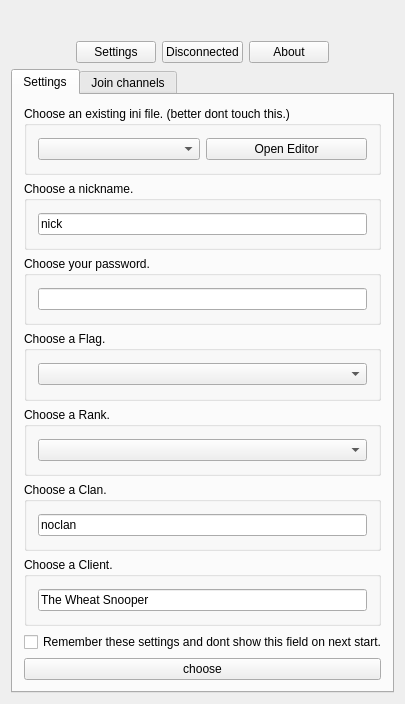
Before: the Qt Designer form trunk/src/mainwindow.ui in svn2github/twsoldunsupported, drawn with Qt 5.
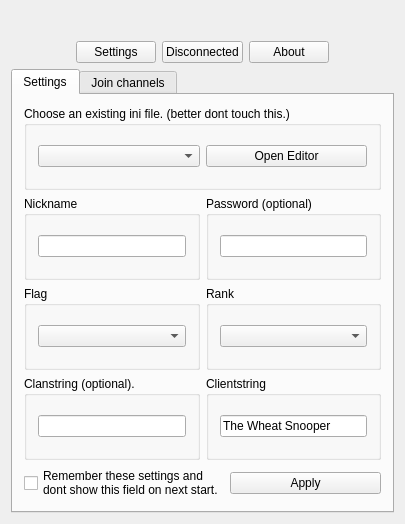
After: the same form once the commit is applied. Icons and pictures are not drawn.

What changed in the file:
```diff
--- a/trunk/src/mainwindow.ui
+++ b/trunk/src/mainwindow.ui
@@ -7,7 +7,7 @@
     <x>0</x>
     <y>0</y>
     <width>405</width>
-    <height>704</height>
+    <height>524</height>
    </rect>
   </property>
   <property name="sizePolicy">
@@ -145,11 +145,14 @@
               </widget>
              </item>
              <item>
-              <layout class="QHBoxLayout" name="horizontalLayout_2">
+              <layout class="QHBoxLayout" name="horizontalLayout_15">
+               <property name="rightMargin">
+                <number>0</number>
+               </property>
                <item>
                 <widget class="QGroupBox" name="groupBox_3">
                  <property name="title">
-                  <string>Choose a nickname.</string>
+                  <string>Nickname</string>
                  </property>
                  <property name="flat">
                   <bool>false</bool>
@@ -158,19 +161,17 @@
                   <item>
                    <widget class="QLineEdit" name="lenick">
                     <property name="text">
-                     <string>nick</string>
+                     <string/>
                     </property>
                    </widget>
                   </item>
                  </layout>
                 </widget>
-               </item>
-              </layout>
              </item>
              <item>
               <widget class="QGroupBox" name="groupBox_8">
                <property name="title">
-                <string>Choose your password.</string>
+                  <string>Password (optional)</string>
                </property>
                <layout class="QHBoxLayout" name="horizontalLayout_14">
                 <item>
@@ -179,10 +180,17 @@
                </layout>
               </widget>
              </item>
+              </layout>
+             </item>
+             <item>
+              <layout class="QHBoxLayout" name="horizontalLayout_16">
+               <property name="rightMargin">
+                <number>0</number>
+               </property>
              <item>
               <widget class="QGroupBox" name="groupBox_4">
                <property name="title">
-                <string>Choose a Flag.</string>
+                  <string>Flag</string>
                </property>
                <layout class="QHBoxLayout" name="horizontalLayout_7">
                 <item>
@@ -198,7 +206,7 @@
              <item>
               <widget class="QGroupBox" name="groupBox_5">
                <property name="title">
-                <string>Choose a Rank.</string>
+                  <string>Rank</string>
                </property>
                <layout class="QHBoxLayout" name="horizontalLayout_8">
                 <item>
@@ -214,10 +222,20 @@
                </layout>
               </widget>
              </item>
+              </layout>
+             </item>
+             <item>
+              <layout class="QHBoxLayout" name="horizontalLayout_17">
+               <property name="topMargin">
+                <number>0</number>
+               </property>
+               <property name="rightMargin">
+                <number>0</number>
+               </property>
              <item>
               <widget class="QGroupBox" name="groupBox_6">
                <property name="title">
-                <string>Choose a Clan.</string>
+                  <string>Clanstring (optional).</string>
                </property>
                <layout class="QHBoxLayout" name="horizontalLayout_9">
                 <item>
@@ -226,7 +244,7 @@
                    <string/>
                   </property>
                   <property name="text">
-                   <string>noclan</string>
+                     <string/>
                   </property>
                  </widget>
                 </item>
@@ -236,7 +254,7 @@
              <item>
               <widget class="QGroupBox" name="groupBox_7">
                <property name="title">
-                <string>Choose a Client.</string>
+                  <string>Clientstring</string>
                </property>
                <layout class="QHBoxLayout" name="horizontalLayout_10">
                 <item>
@@ -249,19 +267,26 @@
                </layout>
               </widget>
              </item>
+              </layout>
+             </item>
+             <item>
+              <layout class="QHBoxLayout" name="horizontalLayout_18">
              <item>
               <widget class="QCheckBox" name="cbremember">
                <property name="text">
-                <string>Remember these settings and dont show this field on next start.</string>
+                  <string>Remember these settings and 
+dont show this field on next start.</string>
                </property>
               </widget>
              </item>
              <item>
               <widget class="QPushButton" name="start">
                <property name="text">
-                <string>choose</string>
-               </property>
-              </widget>
+                  <string>Apply</string>
+                 </property>
+                </widget>
+               </item>
+              </layout>
              </item>
             </layout>
            </item>
```
Left out of the diff: 46 changed lines with no effect on the pictures. Lines whose indentation alone changed are shown as unchanged.
